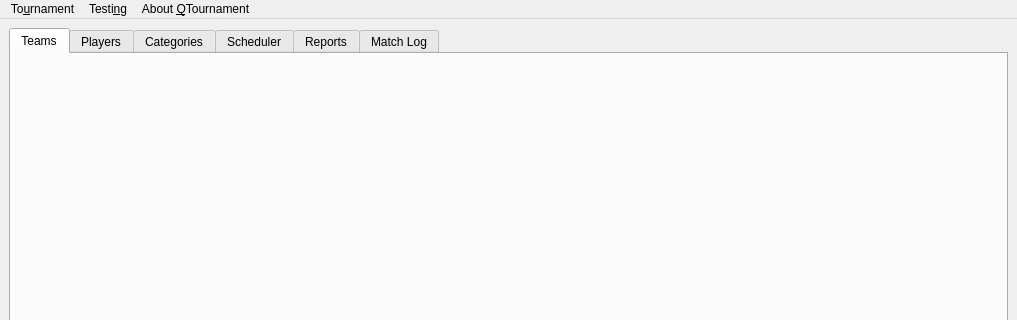
Qt form ui/MainFrame.ui (probonopd/QTournament) before a commit; both pictures show x 0 to 1017 and y 0 to 320 of the 1017 by 760 pixel window.
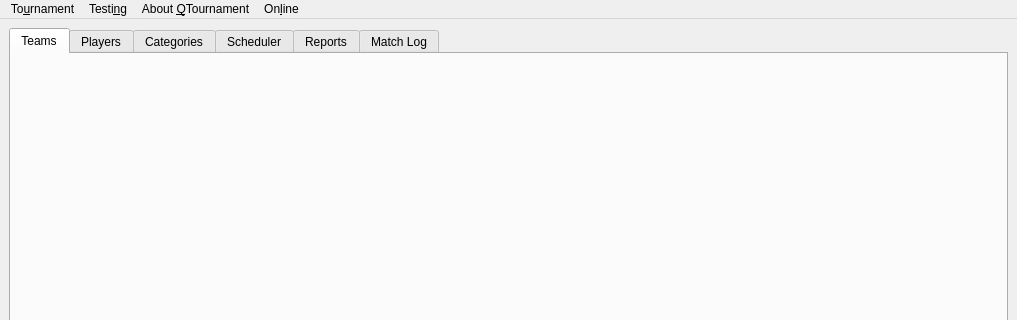
The same form after that commit. Custom widgets are drawn as their Qt base class.

```diff
--- a/ui/MainFrame.ui
+++ b/ui/MainFrame.ui
@@ -78,7 +78,7 @@
      <x>0</x>
      <y>0</y>
      <width>1017</width>
-     <height>20</height>
+     <height>22</height>
     </rect>
    </property>
    <widget class="QMenu" name="menuTournament">
@@ -131,9 +131,21 @@
     </property>
     <addaction name="actionInfo"/>
    </widget>
+   <widget class="QMenu" name="menuOnline">
+    <property name="title">
+     <string>On&amp;line</string>
+    </property>
+    <addaction name="actionSet_Change_Password"/>
+    <addaction name="actionRegister"/>
+    <addaction name="separator"/>
+    <addaction name="actionConnect"/>
+    <addaction name="actionForce_full_sync"/>
+    <addaction name="actionDisconnect"/>
+   </widget>
    <addaction name="menuTournament"/>
    <addaction name="menuTesting"/>
    <addaction name="menuAbout_QTournament"/>
+   <addaction name="menuOnline"/>
   </widget>
   <widget class="QStatusBar" name="statusbar"/>
   <action name="actionNew">
```
Left out of the diff: 42 changed lines with no effect on the pictures.
